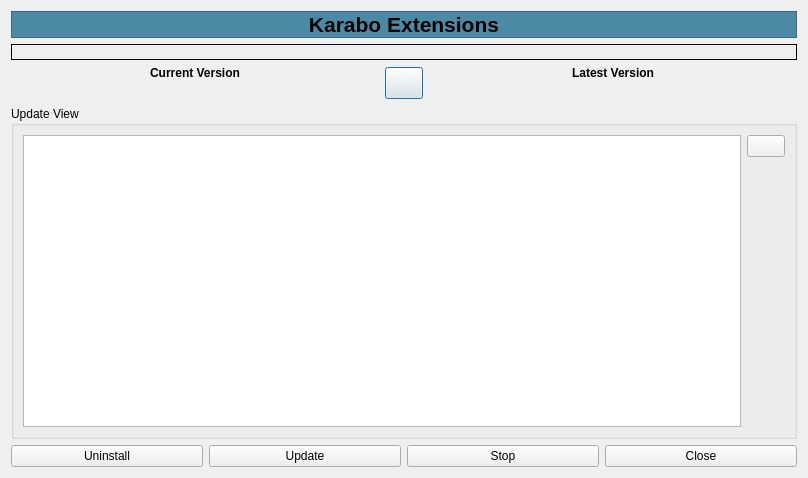
First picture: the form in src/pythonGui/karabogui/dialogs/ui/update_dialog.ui, repository European-XFEL/Karabo, before the edit.
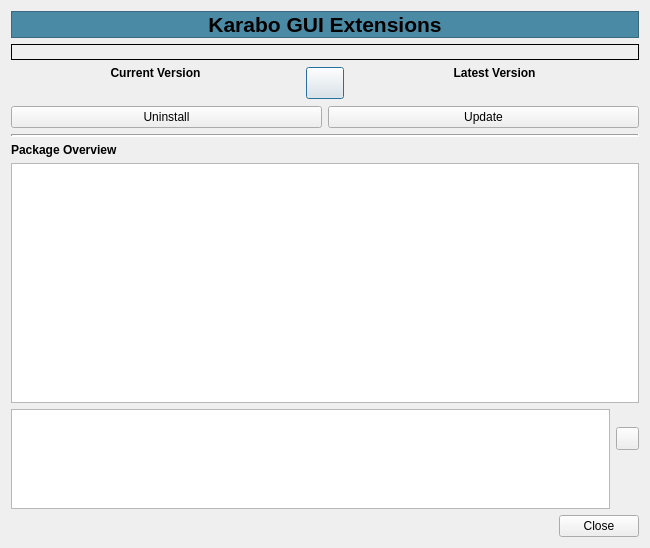
Second picture: the form after the edit.

Commit message: feat(GUI): Extension dialog can use full package index

What changed in the file:
```diff
--- a/src/pythonGui/karabogui/dialogs/ui/update_dialog.ui
+++ b/src/pythonGui/karabogui/dialogs/ui/update_dialog.ui
@@ -6,8 +6,8 @@
    <rect>
     <x>0</x>
     <y>0</y>
-    <width>808</width>
-    <height>478</height>
+    <width>650</width>
+    <height>548</height>
    </rect>
   </property>
   <property name="sizePolicy">
@@ -57,7 +57,7 @@
       <enum>QFrame::StyledPanel</enum>
      </property>
      <property name="text">
-      <string>Karabo Extensions</string>
+      <string>Karabo GUI Extensions</string>
      </property>
      <property name="alignment">
       <set>Qt::AlignCenter</set>
@@ -211,15 +211,65 @@
     </layout>
    </item>
    <item>
-    <widget class="QGroupBox" name="groupBox">
-     <property name="title">
-      <string>Update View</string>
-     </property>
-     <layout class="QHBoxLayout" name="horizontalLayout_5">
+    <layout class="QHBoxLayout" name="extension_buttons">
+     <item>
+      <widget class="QPushButton" name="button_uninstall">
+       <property name="text">
+        <string>Uninstall</string>
+       </property>
+      </widget>
+     </item>
+     <item>
+      <widget class="QPushButton" name="button_update">
+       <property name="text">
+        <string>Update</string>
+       </property>
+      </widget>
+     </item>
+    </layout>
+   </item>
+   <item>
+    <widget class="Line" name="line">
+     <property name="lineWidth">
+      <number>2</number>
+     </property>
+     <property name="orientation">
+      <enum>Qt::Horizontal</enum>
+     </property>
+    </widget>
+   </item>
+   <item>
+    <widget class="QLabel" name="label_4">
+     <property name="font">
+      <font>
+       <weight>75</weight>
+       <bold>true</bold>
+      </font>
+     </property>
+     <property name="text">
+      <string>Package Overview</string>
+     </property>
+    </widget>
+   </item>
+   <item>
+    <widget class="QTableWidget" name="tableWidget"/>
+   </item>
       <item>
        <layout class="QHBoxLayout" name="horizontalLayout_4">
         <item>
          <widget class="QTextEdit" name="text_log">
+       <property name="sizePolicy">
+        <sizepolicy hsizetype="MinimumExpanding" vsizetype="Minimum">
+         <horstretch>0</horstretch>
+         <verstretch>0</verstretch>
+        </sizepolicy>
+       </property>
+       <property name="maximumSize">
+        <size>
+         <width>16777215</width>
+         <height>100</height>
+        </size>
+       </property>
           <property name="readOnly">
            <bool>true</bool>
           </property>
@@ -231,8 +281,8 @@
            <widget class="QPushButton" name="button_clear_log">
             <property name="maximumSize">
              <size>
-              <width>38</width>
-              <height>32</height>
+           <width>23</width>
+           <height>23</height>
              </size>
             </property>
             <property name="text">
@@ -245,6 +295,9 @@
             <property name="orientation">
              <enum>Qt::Vertical</enum>
             </property>
+         <property name="sizeType">
+          <enum>QSizePolicy::Preferred</enum>
+         </property>
             <property name="sizeHint" stdset="0">
              <size>
               <width>20</width>
@@ -257,31 +310,20 @@
         </item>
        </layout>
       </item>
-     </layout>
-    </widget>
-   </item>
    <item>
     <layout class="QHBoxLayout" name="horizontalLayout">
      <item>
-      <widget class="QPushButton" name="button_uninstall">
-       <property name="text">
-        <string>Uninstall</string>
+      <spacer name="horizontalSpacer">
+       <property name="orientation">
+        <enum>Qt::Horizontal</enum>
        </property>
-      </widget>
-     </item>
-     <item>
-      <widget class="QPushButton" name="button_update">
-       <property name="text">
-        <string>Update</string>
+       <property name="sizeHint" stdset="0">
+        <size>
+         <width>40</width>
+         <height>20</height>
+        </size>
        </property>
-      </widget>
-     </item>
-     <item>
-      <widget class="QPushButton" name="button_stop">
-       <property name="text">
-        <string>Stop</string>
-       </property>
-      </widget>
+      </spacer>
      </item>
      <item>
       <widget class="QPushButton" name="button_close">
```
Left out of the diff: 7 changed lines with no effect on the pictures. Lines whose indentation alone changed are shown as unchanged. The commit also changes 2 other files.
